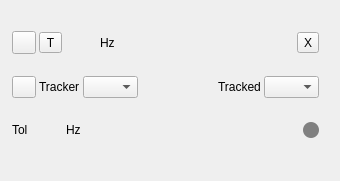
First picture: the form in plugins/feature/afc/afcgui.ui, repository f4exb/sdrangel, before the edit.
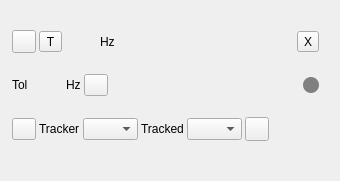
Second picture: the form after the edit. Icons and pictures are not drawn. Custom widgets are drawn as their Qt base class.

```diff
--- a/plugins/feature/afc/afcgui.ui
+++ b/plugins/feature/afc/afcgui.ui
@@ -137,96 +137,7 @@
      </layout>
     </item>
     <item>
-     <layout class="QHBoxLayout" name="devicesLayout">
-      <item>
-       <widget class="QPushButton" name="devicesRefresh">
-        <property name="maximumSize">
-         <size>
-          <width>24</width>
-          <height>16777215</height>
-         </size>
-        </property>
-        <property name="toolTip">
-         <string>Refresh indexes of available device sets</string>
-        </property>
-        <property name="text">
-         <string/>
-        </property>
-        <property name="icon">
-         <iconset resource="../../../sdrgui/resources/res.qrc">
-          <normaloff>:/recycle.png</normaloff>:/recycle.png</iconset>
-        </property>
-       </widget>
-      </item>
-      <item>
-       <widget class="QLabel" name="trackerLabel">
-        <property name="text">
-         <string>Tracker</string>
-        </property>
-       </widget>
-      </item>
-      <item>
-       <widget class="QComboBox" name="trackerDevice">
-        <property name="minimumSize">
-         <size>
-          <width>55</width>
-          <height>0</height>
-         </size>
-        </property>
-        <property name="maximumSize">
-         <size>
-          <width>50</width>
-          <height>16777215</height>
-         </size>
-        </property>
-        <property name="toolTip">
-         <string>Tracker deviceset index</string>
-        </property>
-       </widget>
-      </item>
-      <item>
-       <spacer name="horizontalSpacer">
-        <property name="orientation">
-         <enum>Qt::Horizontal</enum>
-        </property>
-        <property name="sizeHint" stdset="0">
-         <size>
-          <width>40</width>
-          <height>20</height>
-         </size>
-        </property>
-       </spacer>
-      </item>
-      <item>
-       <widget class="QLabel" name="trackedLabel">
-        <property name="text">
-         <string>Tracked</string>
-        </property>
-       </widget>
-      </item>
-      <item>
-       <widget class="QComboBox" name="trackedDevice">
-        <property name="minimumSize">
-         <size>
-          <width>55</width>
-          <height>0</height>
-         </size>
-        </property>
-        <property name="maximumSize">
-         <size>
-          <width>50</width>
-          <height>16777215</height>
-         </size>
-        </property>
-        <property name="toolTip">
-         <string>Tracked deviceset index</string>
-        </property>
-       </widget>
-      </item>
-     </layout>
-    </item>
-    <item>
-     <layout class="QHBoxLayout" name="DelaysLayout">
+     <layout class="QHBoxLayout" name="toleranceLayout">
       <item>
        <widget class="QLabel" name="toleranceLabel">
         <property name="toolTip">
@@ -275,6 +186,26 @@
         </property>
        </widget>
       </item>
+      <item>
+       <widget class="QPushButton" name="deviceTrack">
+        <property name="maximumSize">
+         <size>
+          <width>24</width>
+          <height>24</height>
+         </size>
+        </property>
+        <property name="toolTip">
+         <string>Force device tracking update</string>
+        </property>
+        <property name="text">
+         <string/>
+        </property>
+        <property name="icon">
+         <iconset resource="../../../sdrgui/resources/res.qrc">
+          <normaloff>:/arrow_left.png</normaloff>:/arrow_left.png</iconset>
+        </property>
+       </widget>
+      </item>
       <item>
        <spacer name="horizontalSpacer_3">
         <property name="orientation">
@@ -315,6 +246,115 @@
       </item>
      </layout>
     </item>
+    <item>
+     <layout class="QHBoxLayout" name="devicesLayout">
+      <item>
+       <widget class="QPushButton" name="devicesRefresh">
+        <property name="maximumSize">
+         <size>
+          <width>24</width>
+          <height>16777215</height>
+         </size>
+        </property>
+        <property name="toolTip">
+         <string>Refresh indexes of available device sets</string>
+        </property>
+        <property name="text">
+         <string/>
+        </property>
+        <property name="icon">
+         <iconset resource="../../../sdrgui/resources/res.qrc">
+          <normaloff>:/recycle.png</normaloff>:/recycle.png</iconset>
+        </property>
+       </widget>
+      </item>
+      <item>
+       <widget class="QLabel" name="trackerLabel">
+        <property name="text">
+         <string>Tracker</string>
+        </property>
+       </widget>
+      </item>
+      <item>
+       <widget class="QComboBox" name="trackerDevice">
+        <property name="minimumSize">
+         <size>
+          <width>55</width>
+          <height>0</height>
+         </size>
+        </property>
+        <property name="maximumSize">
+         <size>
+          <width>50</width>
+          <height>16777215</height>
+         </size>
+        </property>
+        <property name="toolTip">
+         <string>Tracker deviceset index</string>
+        </property>
+       </widget>
+      </item>
+      <item>
+       <widget class="QLabel" name="trackedLabel">
+        <property name="text">
+         <string>Tracked</string>
+        </property>
+       </widget>
+      </item>
+      <item>
+       <widget class="QComboBox" name="trackedDevice">
+        <property name="minimumSize">
+         <size>
+          <width>55</width>
+          <height>0</height>
+         </size>
+        </property>
+        <property name="maximumSize">
+         <size>
+          <width>50</width>
+          <height>16777215</height>
+         </size>
+        </property>
+        <property name="toolTip">
+         <string>Tracked deviceset index</string>
+        </property>
+       </widget>
+      </item>
+      <item>
+       <widget class="QPushButton" name="devicesApply">
+        <property name="maximumSize">
+         <size>
+          <width>24</width>
+          <height>24</height>
+         </size>
+        </property>
+        <property name="toolTip">
+         <string>Reinitialization of device data</string>
+        </property>
+        <property name="text">
+         <string/>
+        </property>
+        <property name="icon">
+         <iconset resource="../../../sdrgui/resources/res.qrc">
+          <normaloff>:/arrow_left.png</normaloff>:/arrow_left.png</iconset>
+        </property>
+       </widget>
+      </item>
+      <item>
+       <spacer name="horizontalSpacer">
+        <property name="orientation">
+         <enum>Qt::Horizontal</enum>
+        </property>
+        <property name="sizeHint" stdset="0">
+         <size>
+          <width>40</width>
+          <height>20</height>
+         </size>
+        </property>
+       </spacer>
+      </item>
+     </layout>
+    </item>
    </layout>
   </widget>
  </widget>
```
